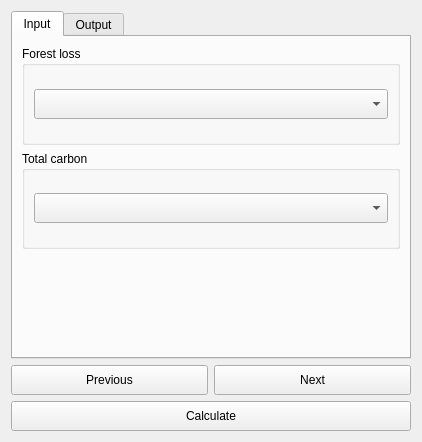
This is LDMP/gui/DlgCalculateUrbanSummaryTable.ui in ConservationInternational/trends.earth as Qt 5 draws it before an edit. The edited form follows.
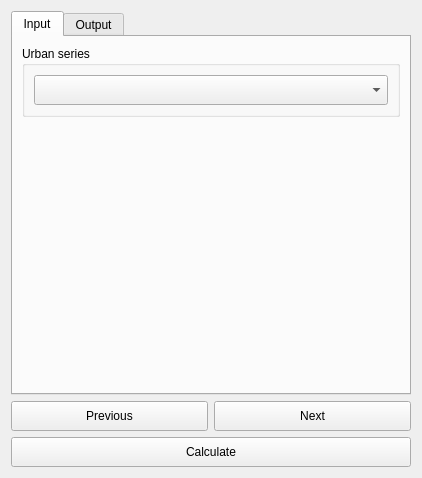
This is the edited form. Custom widgets are drawn as their Qt base class.

Commit message: Promote urban tool out of beta section.

```diff
--- a/LDMP/gui/DlgCalculateUrbanSummaryTable.ui
+++ b/LDMP/gui/DlgCalculateUrbanSummaryTable.ui
@@ -7,7 +7,7 @@
     <x>0</x>
     <y>0</y>
     <width>422</width>
-    <height>442</height>
+    <height>478</height>
    </rect>
   </property>
   <property name="sizePolicy">
@@ -42,7 +42,7 @@
        <item>
         <widget class="QGroupBox" name="groupBox_2">
          <property name="sizePolicy">
-          <sizepolicy hsizetype="Preferred" vsizetype="Expanding">
+          <sizepolicy hsizetype="Preferred" vsizetype="Minimum">
            <horstretch>0</horstretch>
            <verstretch>0</verstretch>
           </sizepolicy>
@@ -66,7 +66,7 @@
           </font>
          </property>
          <property name="title">
-          <string>Forest loss</string>
+          <string>Urban series</string>
          </property>
          <layout class="QVBoxLayout" name="verticalLayout_6">
           <item>
@@ -84,56 +84,7 @@
              </size>
             </property>
             <property name="layer_type" stdset="0">
-             <string notr="true">Forest loss</string>
-            </property>
-           </widget>
-          </item>
-         </layout>
-        </widget>
-       </item>
-       <item>
-        <widget class="QGroupBox" name="groupBox_3">
-         <property name="enabled">
-          <bool>true</bool>
-         </property>
-         <property name="sizePolicy">
-          <sizepolicy hsizetype="Preferred" vsizetype="Expanding">
-           <horstretch>0</horstretch>
-           <verstretch>0</verstretch>
-          </sizepolicy>
-         </property>
-         <property name="maximumSize">
-          <size>
-           <width>16777215</width>
-           <height>16777215</height>
-          </size>
-         </property>
-         <property name="font">
-          <font>
-           <weight>50</weight>
-           <bold>false</bold>
-          </font>
-         </property>
-         <property name="title">
-          <string>Total carbon</string>
-         </property>
-         <layout class="QVBoxLayout" name="verticalLayout_7">
-          <item>
-           <widget class="WidgetDataIOSelectTELayerExisting" name="combo_layer_tc">
-            <property name="sizePolicy">
-             <sizepolicy hsizetype="Expanding" vsizetype="Fixed">
-              <horstretch>0</horstretch>
-              <verstretch>0</verstretch>
-             </sizepolicy>
-            </property>
-            <property name="minimumSize">
-             <size>
-              <width>275</width>
-              <height>30</height>
-             </size>
-            </property>
-            <property name="layer_type" stdset="0">
-             <string notr="true">Total carbon</string>
+             <string notr="true">Urban series</string>
             </property>
            </widget>
           </item>
```
Left out of the diff: 5 changed lines with no effect on the pictures. The commit also changes 1 other file.
